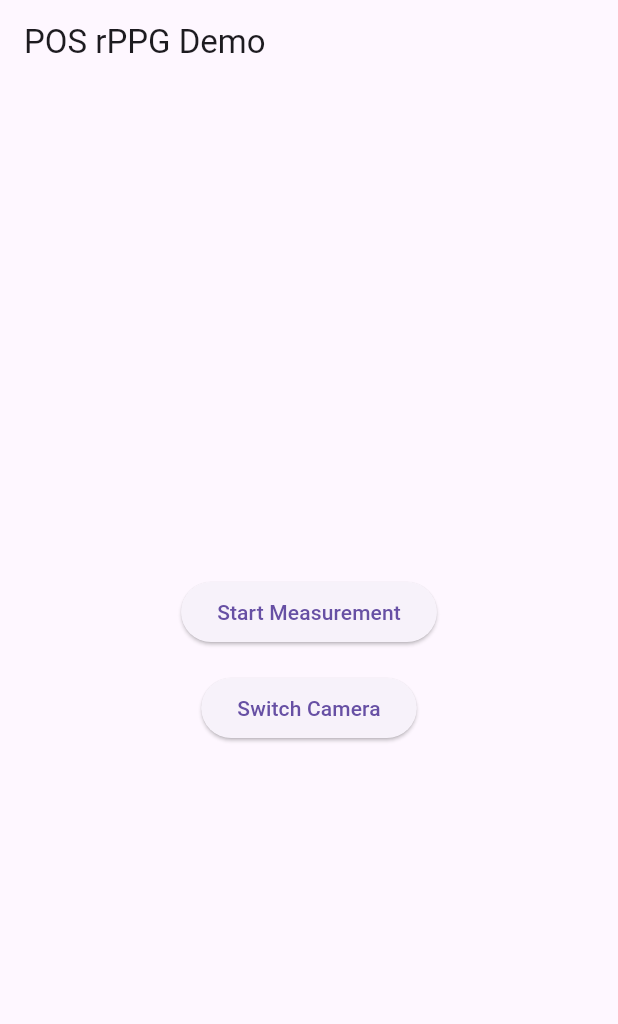
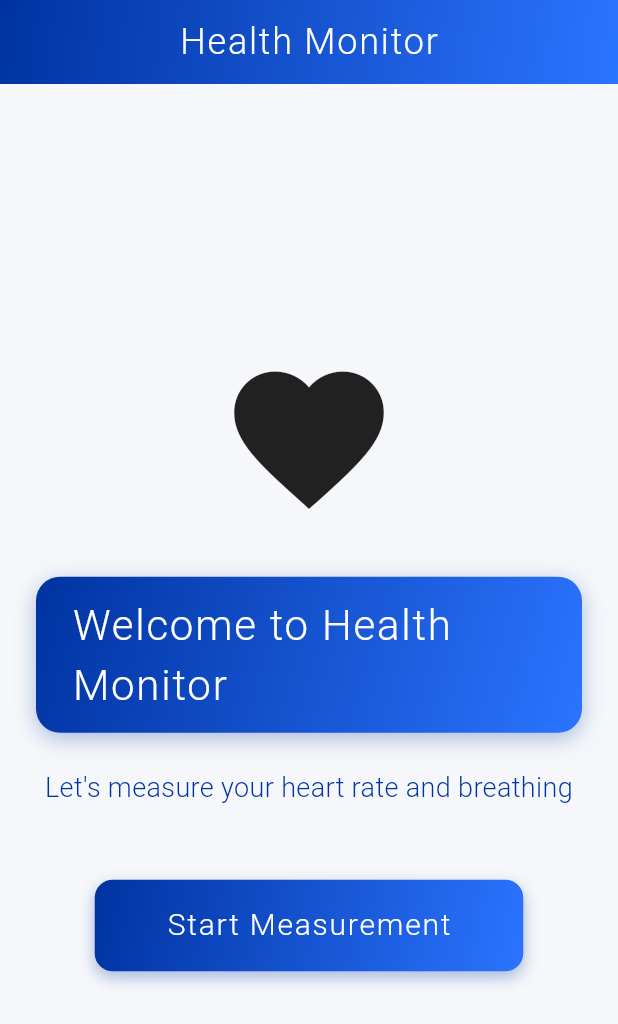
Before and after one commit to RamidiSharanTejReddy/rPPG_POS_Method, a Flutter app: the screen it shows after launch, on a phone screen of 412 x 824 dp. Shown: the top 1024 px of the screen. Run offline on Flutter 3.47's test engine with Material 3 defaults, Android fonts, the phone set to English and light mode, and no system bars; our stand-ins replace camera; missing offline and left inert: torch_light.

Commit message:
Refined UI and added breath rate feature

```diff
--- a/flutter_pos_app/lib/screens/home_screen.dart
+++ b/flutter_pos_app/lib/screens/home_screen.dart
@@ -1,9 +1,49 @@
 import 'package:flutter/material.dart';
+import 'package:flutter/services.dart';
+import 'dart:async';
 import 'package:torch_light/torch_light.dart';
 import 'package:camera/camera.dart';
 import '../pos_processor.dart';
+import '../widgets/breathing_screen.dart';
+import '../widgets/measuring_screen.dart';
+import '../widgets/results_screen.dart';
+import '../theme/app_theme.dart';
 
-enum MeasurementState { idle, measuring, finished }
+enum MeasurementState { idle, measuring, breath, finished }
+
+// Cognizant brand theme
+class CognizantTheme {
+  static const Color primaryBlue = Color(0xFF0033A1);
+  static const Color secondaryBlue = Color(0xFF2B74FF);
+  static const Color accentPink = Color(0xFFFF6B8B);
+  static const Color background = Color(0xFFF5F7FA);
+  static const Color white = Colors.white;
+
+  static const LinearGradient primaryGradient = LinearGradient(
+    begin: Alignment.topLeft,
+    end: Alignment.bottomRight,
+    colors: [primaryBlue, secondaryBlue],
+  );
+
+  static const LinearGradient accentGradient = LinearGradient(
+    begin: Alignment.topLeft,
+    end: Alignment.bottomRight,
+    colors: [accentPink, Color(0xFFFF96AB)],
+  );
+
+  static const TextStyle headingStyle = TextStyle(
+    fontSize: 24,
+    fontWeight: FontWeight.w300,
+    letterSpacing: 1.2,
+    color: white,
+  );
+
+  static const TextStyle bodyStyle = TextStyle(
+    fontSize: 16,
+    fontWeight: FontWeight.w300,
+    color: primaryBlue,
+  );
+}
 
 class HomeScreen extends StatefulWidget {
   const HomeScreen({Key? key}) : super(key: key);
@@ -12,13 +52,23 @@ class HomeScreen extends StatefulWidget {
   State<HomeScreen> createState() => _HomeScreenState();
 }
 
-class _HomeScreenState extends State<HomeScreen> {
-  // Frame-based seconds counting (increments by 5 every 64 frames)
-  CameraController? _controller;
-  List<CameraDescription> _cameras = [];
-  int _selectedCameraIdx = 0;
-  bool _isTorchOn = false;
+class _HomeScreenState extends State<HomeScreen> with SingleTickerProviderStateMixin {
+  // Animation control
+  late AnimationController _animationController;
+  late Animation<double> _scaleAnimation;
+
+  // Measurement state
   MeasurementState _state = MeasurementState.idle;
+  bool _isMeasuring = false;
+  String _debugLog = '';
+
+  // Breathing measurements
+  int _breathCount = 0;
+  int _breathSeconds = 0;
+  static const int _breathTotalSeconds = 30;
+  Timer? _breathTimer;
+
+  // Heart rate measurements
   final POSProcessor _processor = POSProcessor();
   List<double> _bpmList = [];
   double? _currentBPM;
@@ -26,24 +76,51 @@ class _HomeScreenState extends State<HomeScreen> {
   int _seconds = 0;
   static const int _totalSeconds = 30;
   int _frameCount = 0;
-  String _debugLog = '';
+
+  // Camera control
+  CameraController? _controller;
+  List<CameraDescription> _cameras = [];
+  int _selectedCameraIdx = 0;
+  bool _isTorchOn = false;
 
   @override
   void initState() {
     super.initState();
     _initCameras();
+
+    _animationController = AnimationController(
+      duration: const Duration(milliseconds: 200),
+      vsync: this,
+    );
+
+    _scaleAnimation = Tween<double>(begin: 1.0, end: 0.95).animate(
+      CurvedAnimation(parent: _animationController, curve: Curves.easeInOut),
+    );
   }
 
   Future<void> _initCameras() async {
     _cameras = await availableCameras();
-    await _initCamera(_selectedCameraIdx);
+    int rearCameraIdx = _cameras.indexWhere(
+      (camera) => camera.lensDirection == CameraLensDirection.back
+    );
+    if (rearCameraIdx != -1) {
+      await _initCamera(rearCameraIdx);
+    } else {
+      await _initCamera(0);
+    }
   }
 
   Future<void> _initCamera(int cameraIdx) async {
     if (_controller != null) {
       await _controller!.dispose();
     }
-    _controller = CameraController(_cameras[cameraIdx], ResolutionPreset.low, enableAudio: false);
+
+    _controller = CameraController(
+      _cameras[cameraIdx],
+      ResolutionPreset.low,
+      enableAudio: false,
+    );
+
     await _controller!.initialize();
     setState(() {
       _selectedCameraIdx = cameraIdx;
@@ -67,13 +144,13 @@ class _HomeScreenState extends State<HomeScreen> {
         _isTorchOn = on;
       });
     } catch (e) {
-      // Handle torch errors
+      // Handle torch errors silently
     }
   }
 
-  bool _isMeasuring = false;
   void _startMeasurement() async {
     if (_isMeasuring) return;
+
     setState(() {
       _state = MeasurementState.measuring;
       _bpmList.clear();
@@ -82,72 +159,89 @@ class _HomeScreenState extends State<HomeScreen> {
       _averageBPM = null;
       _debugLog = '';
     });
+
     await _toggleTorch(true);
-    // Show dialog to ask user to place finger
+
     await showDialog(
       context: context,
       barrierDismissible: false,
       builder: (context) => AlertDialog(
-        title: const Text('Place Finger'),
-        content: const Text('Please place your finger on the camera lens.'),
+        shape: RoundedRectangleBorder(borderRadius: BorderRadius.circular(16)),
+        backgroundColor: CognizantTheme.background,
+        title: Text('Place Your Finger',
+            style: TextStyle(color: CognizantTheme.primaryBlue)),
+        content: const Text(
+          'Please place your finger gently on the camera lens',
+          textAlign: TextAlign.center,
+        ),
         actions: [
           TextButton(
             onPressed: () => Navigator.of(context).pop(),
-            child: const Text('OK'),
+            child: Text('OK', style: TextStyle(color: CognizantTheme.primaryBlue)),
           ),
         ],
       ),
     );
+
     _isMeasuring = true;
     _controller!.startImageStream(_processFrame);
   }
 
+  bool _processingFrame = false;
   void _processFrame(CameraImage image) async {
-    if (_state != MeasurementState.measuring || !_isMeasuring) return;
+    if (_state != MeasurementState.measuring ||
+        !_isMeasuring ||
+        _processingFrame) return;
+
+    _processingFrame = true;
+
     try {
-      // Calculate mean RGB from YUV420
       double r = 0, g = 0, b = 0;
       int count = 0;
-      for (int y = 0; y < image.planes[0].bytes.length; y += 4) {
+
+      for (int y = 0; y < image.planes[0].bytes.length; y += 32) {
         r += image.planes[0].bytes[y].toDouble();
         g += image.planes[0].bytes[y + 1].toDouble();
         b += image.planes[0].bytes[y + 2].toDouble();
         count++;
       }
+
       r /= count;
       g /= count;
       b /= count;
+
       _processor.addFrame(r, g, b);
       _frameCount++;
-      String log = 'Frame: $_frameCount, POS values: ${_processor.posValues.length}, Seconds: $_seconds, BPM: ${_currentBPM?.toStringAsFixed(1) ?? "-"}';
+
+      String log = 'Frame: $_frameCount, Values: ${_processor.posValues.length}, '
+          'Time: $_seconds s, BPM: ${_currentBPM?.toStringAsFixed(1) ?? "-"}';
       setState(() {
         _debugLog = log;
       });
-      // Only update BPM and seconds every 64 frames (power of 2 for FFT)
+
       if (_processor.posValues.length == 64) {
         double? bpm;
         String bpmDebug = '';
-        print('Calculating BPM from ${_processor.posValues.length} POS values');
+
         try {
           bpm = _processor.calculateBPM(debug: (info) {
             bpmDebug = info;
           });
         } catch (e) {
-          bpmDebug = 'BPM calc error: $e';
+          bpmDebug = 'Error: $e';
         }
+
         setState(() {
           if (bpm != null && bpm <= 110) {
             _currentBPM = bpm;
             _bpmList.add(bpm);
-          } else {
-            _currentBPM = null;
           }
           _seconds += 2;
-          _debugLog = 'Frame: $_frameCount, POS values: 64, Seconds: $_seconds, BPM: '
-            + (_currentBPM?.toStringAsFixed(1) ?? "-") + '\n' + bpmDebug
-            + (bpm != null && bpm > 110 ? '\n(BPM > 110 ignored)' : '');
+          _debugLog = log + '\n' + bpmDebug;
         });
+
         _processor.posValues.clear();
+
         if (_seconds >= _totalSeconds) {
           _isMeasuring = false;
           _finishMeasurement();
@@ -155,8 +249,10 @@ class _HomeScreenState extends State<HomeScreen> {
       }
     } catch (e) {
       setState(() {
-        _debugLog = 'Error in frame: ' + e.toString();
+        _debugLog = 'Error: $e';
       });
+    } finally {
+      _processingFrame = false;
     }
   }
 
@@ -164,99 +260,176 @@ class _HomeScreenState extends State<HomeScreen> {
     await _toggleTorch(false);
     await _controller?.stopImageStream();
     setState(() {
-      _state = MeasurementState.finished;
+      _state = MeasurementState.breath;
       _averageBPM = _processor.averageBPM(_bpmList);
-      _isMeasuring = false;
+    });
+  }
+
+  void _resetState() {
+    setState(() {
+      _state = MeasurementState.idle;
+      _breathCount = 0;
+      _breathSeconds = 0;
+      _breathTimer?.cancel();
+      _currentBPM = null;
+      _bpmList.clear();
+      _averageBPM = null;
+      _debugLog = '';
     });
   }
 
   @override
   void dispose() {
+    _breathTimer?.cancel();
     _controller?.dispose();
+    _animationController.dispose();
     super.dispose();
   }
 
   @override
   Widget build(BuildContext context) {
     return Scaffold(
-      appBar: AppBar(title: const Text('POS rPPG Demo')),
-      body: Center(
-        child: _state == MeasurementState.idle
-            ? Column(
+      backgroundColor: CognizantTheme.background,
+      appBar: AppBar(
+        elevation: 0,
+        systemOverlayStyle: SystemUiOverlayStyle.dark,
+        backgroundColor: Colors.transparent,
+        flexibleSpace: Container(
+          decoration: const BoxDecoration(gradient: CognizantTheme.primaryGradient),
+        ),
+        title: Text('Health Monitor', style: CognizantTheme.headingStyle),
+        centerTitle: true,
+      ),
+      body: SafeArea(
+        child: Container(
+          width: double.infinity,
+          padding: const EdgeInsets.all(24),
+          child: AnimatedSwitcher(
+            duration: const Duration(milliseconds: 300),
+            child: _buildScreen(),
+          ),
+        ),
+      ),
+    );
+  }
+
+  Widget _buildScreen() {
+    switch (_state) {
+      case MeasurementState.idle:
+        return _buildWelcomeScreen();
+      case MeasurementState.measuring:
+        return MeasuringScreen(
+          key: const ValueKey('measuring'),
+          controller: _controller,
+          cameras: _cameras,
+          onSwitchCamera: _switchCamera,
+          currentBPM: _currentBPM,
+          seconds: _seconds,
+          totalSeconds: _totalSeconds,
+          debugLog: _debugLog,
+          onMeasurementComplete: () {
+            setState(() {
+              _state = MeasurementState.breath;
+            });
+          },
+        );
+      case MeasurementState.breath:
+        return BreathingScreen(
+          key: const ValueKey('breathing'),
+          breathCount: _breathCount,
+          onBreathingComplete: () {
+            setState(() {
+              _state = MeasurementState.finished;
+            });
+          },
+        );
+      case MeasurementState.finished:
+        return Container(
+          key: const ValueKey('results'),
+          decoration: BoxDecoration(
+            color: AppTheme.background,
+            borderRadius: BorderRadius.circular(24),
+          ),
+          child: ResultsScreen(
+            heartRate: _currentBPM ?? 0,
+            breathCount: _breathCount,
+            onReset: _resetState,
+          ),
+        );
+    }
+  }
+
+  Widget _buildWelcomeScreen() {
+    return Container(
+      key: const ValueKey('welcome'),
+      child: Column(
         mainAxisAlignment: MainAxisAlignment.center,
         children: [
-                  ElevatedButton(
-                    onPressed: _startMeasurement,
-                    child: const Text('Start Measurement'),
+          ShaderMask(
+            shaderCallback: (bounds) => CognizantTheme.accentGradient.createShader(bounds),
+            child: const Icon(Icons.favorite, size: 120),
           ),
-                  if (_cameras.length > 1)
-                    Padding(
-                      padding: const EdgeInsets.only(top: 16.0),
-                      child: ElevatedButton(
-                        onPressed: _switchCamera,
-                        child: const Text('Switch Camera'),
+          const SizedBox(height: 32),
+          Container(
+            padding: const EdgeInsets.symmetric(horizontal: 24, vertical: 12),
+            decoration: BoxDecoration(
+              gradient: CognizantTheme.primaryGradient,
+              borderRadius: BorderRadius.circular(16),
+              boxShadow: [
+                BoxShadow(
+                  color: CognizantTheme.primaryBlue.withOpacity(0.3),
+                  blurRadius: 12,
+                  offset: const Offset(0, 4),
+                ),
+              ],
+            ),
+            child: Text(
+              'Welcome to Health Monitor',
+              style: CognizantTheme.headingStyle.copyWith(fontSize: 28),
             ),
           ),
+          const SizedBox(height: 24),
+          Text(
+            'Let\'s measure your heart rate and breathing',
+            style: CognizantTheme.bodyStyle.copyWith(fontSize: 18),
+            textAlign: TextAlign.center,
+          ),
+          const SizedBox(height: 48),
+          GestureDetector(
+            onTapDown: (_) => _animationController.forward(),
+            onTapUp: (_) {
+              _animationController.reverse();
+              _startMeasurement();
+            },
+            onTapCancel: () => _animationController.reverse(),
+            child: ScaleTransition(
+              scale: _scaleAnimation,
+              child: Container(
+                padding: const EdgeInsets.symmetric(horizontal: 48, vertical: 16),
+                decoration: BoxDecoration(
+                  gradient: CognizantTheme.primaryGradient,
+                  borderRadius: BorderRadius.circular(12),
+                  boxShadow: [
+                    BoxShadow(
+                      color: CognizantTheme.primaryBlue.withOpacity(0.3),
+                      blurRadius: 8,
+                      offset: const Offset(0, 4),
+                    ),
                   ],
-              )
-            : _state == MeasurementState.measuring
-                ? Column(
-                    mainAxisAlignment: MainAxisAlignment.center,
-                    children: [
-                      const Text('Measuring...'),
-                      if (_controller != null && _controller!.value.isInitialized)
-                        SizedBox(
-                          width: 200,
-                          height: 300,
-                          child: CameraPreview(_controller!),
                 ),
-                      if (_cameras.length > 1)
-                        Padding(
-                          padding: const EdgeInsets.only(top: 8.0),
-                          child: ElevatedButton(
-                            onPressed: _switchCamera,
-                            child: const Text('Switch Camera'),
-                          ),
-                        ),
-                      if (_currentBPM != null)
-                        Text('Current BPM: ${_currentBPM!.toStringAsFixed(1)}'),
-                      Text('Seconds: $_seconds/$_totalSeconds'),
-                      Padding(
-                        padding: const EdgeInsets.only(top: 12.0),
-                        child: SizedBox(
-                          height: 120,
-                          child: Scrollbar(
-                            thumbVisibility: true,
-                            child: SingleChildScrollView(
-                              child: SelectableText(
-                                _debugLog,
-                                style: const TextStyle(fontSize: 12, color: Colors.red),
-                                textAlign: TextAlign.left,
+                child: const Text(
+                  'Start Measurement',
+                  style: TextStyle(
+                    color: Colors.white,
+                    fontSize: 20,
+                    fontWeight: FontWeight.w300,
+                    letterSpacing: 1.2,
                   ),
                 ),
               ),
             ),
           ),
         ],
-                  )
-                : Column(
-                    mainAxisAlignment: MainAxisAlignment.center,
-                    children: [
-                      const Text('Measurement Finished!'),
-                      if (_averageBPM != null)
-                        Text('Average BPM: ${_averageBPM!.toStringAsFixed(1)}'),
-                      ElevatedButton(
-                        onPressed: () {
-                          setState(() {
-                            _state = MeasurementState.idle;
-                            _averageBPM = null;
-                            _currentBPM = null;
-                          });
-                        },
-                        child: const Text('Restart'),
-                      ),
-                    ],
-                  ),
       ),
     );
   }
--- /dev/null
+++ b/flutter_pos_app/lib/theme/app_theme.dart
@@ -0,0 +1,35 @@
+import 'package:flutter/material.dart';
+
+class AppTheme {
+  static const Color primaryBlue = Color(0xFF0033A1);
+  static const Color secondaryBlue = Color(0xFF2B74FF);
+  static const Color accentPink = Color(0xFFFF6B8B);
+  static const Color cogniBlue = Color(0xFF0033A1);
+  static const Color heartPink = Color(0xFFFF6B8B);
+  static const Color background = Color(0xFFF5F7FA);
+
+  static const LinearGradient primaryGradient = LinearGradient(
+    begin: Alignment.topLeft,
+    end: Alignment.bottomRight,
+    colors: [primaryBlue, secondaryBlue],
+  );
+
+  static const LinearGradient heartGradient = LinearGradient(
+    begin: Alignment.topLeft,
+    end: Alignment.bottomRight,
+    colors: [heartPink, Color(0xFFFF96AB)],
+  );
+
+  static const TextStyle headingStyle = TextStyle(
+    fontSize: 24,
+    fontWeight: FontWeight.w300,
+    letterSpacing: 1.2,
+    color: Colors.white,
+  );
+
+  static const TextStyle bodyStyle = TextStyle(
+    fontSize: 16,
+    fontWeight: FontWeight.w300,
+    color: primaryBlue,
+  );
+}
--- a/flutter_pos_app/pubspec.yaml
+++ b/flutter_pos_app/pubspec.yaml
@@ -4,7 +4,7 @@ description: A Flutter application that implements the POS technique for video p
 publish_to: 'none'
 
 environment:
-  sdk: ">=2.12.0 <3.0.0"
+  sdk: '>=3.0.0 <4.0.0'
 
 dependencies:
   flutter:
```
Also changed, not shown: flutter_pos_app/lib/widgets/breathing_screen.dart (added, +106 -0 lines), flutter_pos_app/lib/widgets/measuring_screen.dart (added, +167 -0 lines), flutter_pos_app/lib/widgets/results_screen.dart (added, +47 -0 lines). Lines whose indentation alone changed are shown as unchanged.
